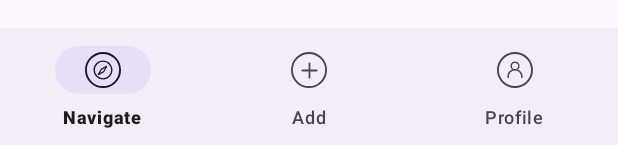
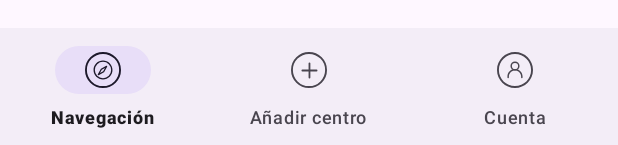
Before and after one commit to LFelipe06/GreenCarson_AndroidApp, an Android app: the layout activity_content.xml on its own in the app's theme, with its tools: preview values and no code run, on a phone screen of 412 x 824 dp. Shown: the part 1088-1233 px from the top of the screen. Run offline under Robolectric (Android 15) with nearby library versions, the phone set to English and light mode, and no system bars.

Commit message:
Change nav bar names

```diff
--- a/app/src/main/res/menu/bottom_nav_menu.xml
+++ b/app/src/main/res/menu/bottom_nav_menu.xml
@@ -2,21 +2,21 @@
 <menu xmlns:android="http://schemas.android.com/apk/res/android">
 
     <item
+        android:id="@+id/navigation"
         android:layout_width="wrap_content"
         android:layout_height="wrap_content"
-        android:title="@string/navigate"
         android:icon="@drawable/compass_button_unselected"
-        android:id="@+id/navigation"/>
+        android:title="@string/navegaci_n" />
     <item
+        android:id="@+id/addCenter"
         android:layout_width="wrap_content"
         android:layout_height="wrap_content"
-        android:title="@string/add"
         android:icon="@drawable/new_button_unselected"
-        android:id="@+id/addCenter"/>
+        android:title="@string/a_adir_centro" />
     <item
+        android:id="@+id/profile"
         android:layout_width="wrap_content"
         android:layout_height="wrap_content"
-        android:title="@string/profile"
         android:icon="@drawable/user_button_unselected"
-        android:id="@+id/profile"/>
+        android:title="@string/cuenta" />
 </menu>
--- a/app/src/main/res/values/strings.xml
+++ b/app/src/main/res/values/strings.xml
@@ -51,4 +51,7 @@
     <string name="seleccionar_imagen">Seleccionar imagen</string>
     <string name="cuentas_de_administradores">Cuentas de administradores</string>
     <string name="administador_de_centros_green_carson">Administador de centros Green Carson</string>
+    <string name="a_adir_centro">Añadir centro</string>
+    <string name="navegaci_n">Navegación</string>
+    <string name="cuenta">Cuenta</string>
 </resources>
```
